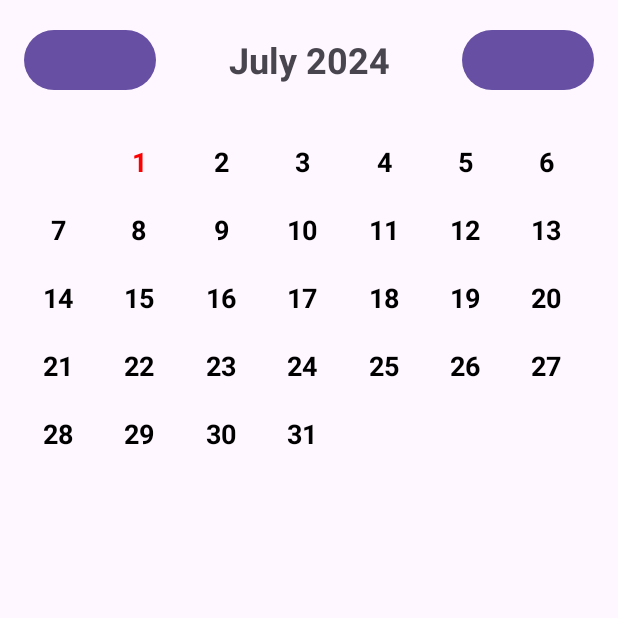
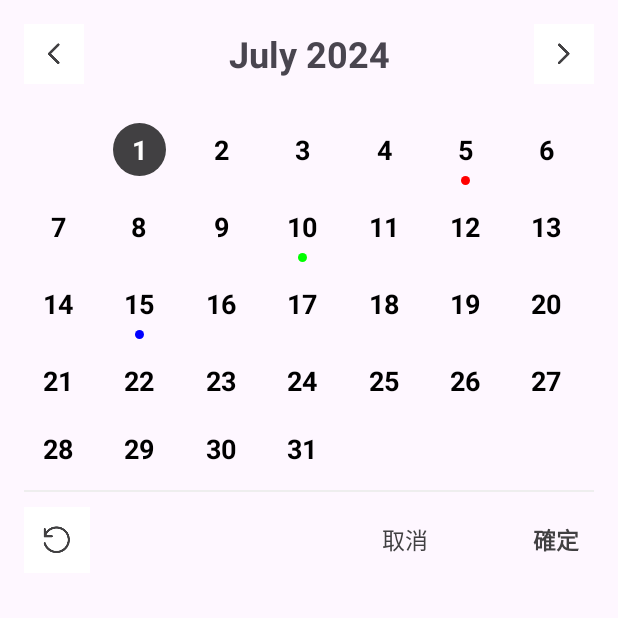
Before and after one commit to sanmushan/convenient_tool, an Android app: the CalendarActivity screen opened directly, with no data from a screen before it, on a phone screen of 412 x 824 dp, the top half of it. Run offline under Robolectric (Android 15) with nearby library versions, the phone set to English and light mode, and no system bars.

Commit message:
优化日历控件

```diff
--- a/app/build.gradle
+++ b/app/build.gradle
@@ -36,8 +36,9 @@ dependencies {
     testImplementation 'junit:junit:4.13.2'
     androidTestImplementation 'androidx.test.ext:junit:1.1.5'
     androidTestImplementation 'androidx.test.espresso:espresso-core:3.5.1'
+
     implementation project(':convenient_tool')
+//    implementation 'com.github.sanmushan:convenient_tool:v1.0.0'
 
-//    implementation 'com.zhy:base-rvadapter:3.0.3'
 
 }
--- a/app/src/main/java/com/bin/binview/activity/CalendarActivity.java
+++ b/app/src/main/java/com/bin/binview/activity/CalendarActivity.java
@@ -28,10 +28,23 @@ public class CalendarActivity extends AppCompatActivity {
 
         // 模拟接口返回的数据
         Map<String, String> markedDays = new HashMap<>();
-        markedDays.put("2024-06-05", "#FF0000"); // 红色
-        markedDays.put("2024-06-10", "#00FF00"); // 绿色
-        markedDays.put("2024-06-15", "#0000FF"); // 蓝色
+        markedDays.put("2024-07-05", "#FF0000"); // 红色
+        markedDays.put("2024-07-10", "#00FF00"); // 绿色
+        markedDays.put("2024-07-15", "#0000FF"); // 蓝色
+        markedDays.put("2024-08-15", "#0000FF"); // 蓝色
+        markedDays.put("2024-08-05", "#0000FF"); // 蓝色
         // 设置标识日期
         calendarView.setMarkedDays(markedDays);
+        calendarView.setOnClickListener(new CalendarView.OnClickListener() {
+            @Override
+            public void onCancelClicked() {
+
+            }
+
+            @Override
+            public void onConfirmClicked() {
+
+            }
+        });
     }
 }
--- a/convenient_tool/src/main/java/com/convenient/tool/adapter/CalendarAdapter.java
+++ b/convenient_tool/src/main/java/com/convenient/tool/adapter/CalendarAdapter.java
@@ -23,11 +23,31 @@ public class CalendarAdapter extends RecyclerView.Adapter<CalendarAdapter.Calend
     private int selectedPosition = -1;
     private Calendar calendar;
     private Map<String, String> markedDays;
+    private Calendar today;
 
     public CalendarAdapter(List<String> days, Calendar calendar, Map<String, String> markedDays) {
         this.days = days;
         this.calendar = calendar;
         this.markedDays = markedDays;
+        this.today = Calendar.getInstance();
+        setSelectedPosition();
+    }
+
+    public void setSelectedPosition(int position) {
+        if (selectedPosition != position) {
+            notifyItemChanged(selectedPosition);
+            selectedPosition = position;
+            notifyItemChanged(selectedPosition);
+        }
+    }
+
+    private void setSelectedPosition() {
+        if (today.get(Calendar.YEAR) == calendar.get(Calendar.YEAR) &&
+                today.get(Calendar.MONTH) == calendar.get(Calendar.MONTH)) {
+            selectedPosition = today.get(Calendar.DAY_OF_MONTH) + calendar.get(Calendar.DAY_OF_WEEK) - 2;
+        } else {
+            selectedPosition = calendar.get(Calendar.DAY_OF_WEEK) - 2;
+        }
     }
 
     @NonNull
@@ -47,7 +67,6 @@ public class CalendarAdapter extends RecyclerView.Adapter<CalendarAdapter.Calend
             holder.dayText.setTextColor(Color.BLACK);
             holder.dayText.setBackground(null);
 
-            Calendar today = Calendar.getInstance();
             if (today.get(Calendar.YEAR) == calendar.get(Calendar.YEAR) &&
                     today.get(Calendar.MONTH) == calendar.get(Calendar.MONTH) &&
                     Integer.parseInt(day) == today.get(Calendar.DAY_OF_MONTH)) {
@@ -59,8 +78,8 @@ public class CalendarAdapter extends RecyclerView.Adapter<CalendarAdapter.Calend
                 holder.dayText.setTextColor(Color.WHITE);
             }
 
-            String month = String.format("%02d", calendar.get(Calendar.MONTH) + 1); // 月份格式化为两位数
-            String dayWithLeadingZero = String.format("%02d", Integer.parseInt(day)); // 日期格式化为两位数
+            String month = String.format("%02d", calendar.get(Calendar.MONTH) + 1);
+            String dayWithLeadingZero = String.format("%02d", Integer.parseInt(day));
 
             String dateKey = calendar.get(Calendar.YEAR) + "-" + month + "-" + dayWithLeadingZero;
 
--- /dev/null
+++ b/convenient_tool/src/main/java/com/convenient/tool/utils/CalendarUtils.java
@@ -0,0 +1,31 @@
+package com.convenient.tool.utils;
+
+import java.util.ArrayList;
+import java.util.Calendar;
+import java.util.List;
+
+public class CalendarUtils {
+
+    public static List<String> generateDaysForMonth(Calendar calendar) {
+        List<String> days = new ArrayList<>();
+
+        // 设置日历到该月的第一天
+        calendar.set(Calendar.DAY_OF_MONTH, 1);
+        int firstDayOfWeek = calendar.get(Calendar.DAY_OF_WEEK) - 1;
+
+        // 获取该月的总天数
+        int maxDay = calendar.getActualMaximum(Calendar.DAY_OF_MONTH);
+
+        // 计算前面需要填充的空白天数（用于对齐周几）
+        for (int i = 0; i < firstDayOfWeek; i++) {
+            days.add("");
+        }
+
+        // 填充该月的日期
+        for (int i = 1; i <= maxDay; i++) {
+            days.add(String.valueOf(i));
+        }
+
+        return days;
+    }
+}
--- a/convenient_tool/src/main/java/com/convenient/tool/view/CalendarView.java
+++ b/convenient_tool/src/main/java/com/convenient/tool/view/CalendarView.java
@@ -2,9 +2,11 @@ package com.convenient.tool.view;
 
 import android.content.Context;
 import android.util.AttributeSet;
+import android.util.Log;
 import android.view.LayoutInflater;
 import android.view.View;
 import android.widget.Button;
+import android.widget.ImageButton;
 import android.widget.LinearLayout;
 import android.widget.TextView;
 
@@ -13,6 +15,7 @@ import androidx.recyclerview.widget.RecyclerView;
 
 import com.convenient.tool.R;
 import com.convenient.tool.adapter.CalendarAdapter;
+import com.convenient.tool.utils.CalendarUtils;
 
 import java.text.SimpleDateFormat;
 import java.util.ArrayList;
@@ -26,13 +29,22 @@ import java.util.Map;
  * 日历View
  */
 public class CalendarView extends LinearLayout {
-    private TextView tvDate;
-    private Button btnPrevious, btnNext;
+
+
+    private TextView tvDate, tvCancel, tvConfirm;
+    private ImageButton btnPrevious, btnNext, btnRefresh;
     private RecyclerView calendarRecyclerView;
     private Calendar calendar;
     private SimpleDateFormat dateFormat;
     private CalendarAdapter calendarAdapter;
     private Map<String, String> markedDays; // 使用Map<String, String>来存储标识日期和颜色
+
+
+
+    private OnClickListener onClickListener;
+
+    private OnCancelClickListener onCancelClickListener;
+    private OnConfirmClickListener onConfirmClickListener;
 
     public CalendarView(Context context) {
         super(context);
@@ -50,12 +62,15 @@ public class CalendarView extends LinearLayout {
     }
 
     private void init(Context context) {
-        LayoutInflater.from(context).inflate(R.layout.view_custom_calendar, this, true);
+        LayoutInflater.from(context).inflate(R.layout.view_calendar, this, true);
 
         tvDate = findViewById(R.id.tvDate);
         btnPrevious = findViewById(R.id.btnPrevious);
         btnNext = findViewById(R.id.btnNext);
         calendarRecyclerView = findViewById(R.id.calendarRecyclerView);
+        btnRefresh = findViewById(R.id.btnRefresh);
+        tvCancel = findViewById(R.id.tvCancel);
+        tvConfirm = findViewById(R.id.tvConfirm);
 
         calendar = Calendar.getInstance();
         dateFormat = new SimpleDateFormat("MMMM yyyy", Locale.getDefault());
@@ -79,15 +94,19 @@ public class CalendarView extends LinearLayout {
             }
         });
 
+        btnRefresh.setOnClickListener(v -> refreshCalendar());
+        tvCancel.setOnClickListener(v -> onCancelClicked());
+        tvConfirm.setOnClickListener(v -> onConfirmClicked());
+
         calendarRecyclerView.setLayoutManager(new GridLayoutManager(context, 7));
-        calendarAdapter = new CalendarAdapter(generateDaysForMonth(), calendar, markedDays);
+        calendarAdapter = new CalendarAdapter(CalendarUtils.generateDaysForMonth(calendar), calendar, markedDays);
         calendarRecyclerView.setAdapter(calendarAdapter);
     }
 
     private void updateDateDisplay() {
         String date = dateFormat.format(calendar.getTime());
         tvDate.setText(date);
-        calendarAdapter = new CalendarAdapter(generateDaysForMonth(), calendar, markedDays);
+        calendarAdapter = new CalendarAdapter(CalendarUtils.generateDaysForMonth(calendar), calendar, markedDays);
         calendarRecyclerView.setAdapter(calendarAdapter);
     }
 
@@ -113,4 +132,37 @@ public class CalendarView extends LinearLayout {
         this.markedDays = markedDays;
         updateDateDisplay();
     }
+
+    private void refreshCalendar() {
+
+    }
+
+    private void onCancelClicked() {
+        if (onCancelClickListener != null) {
+            onCancelClickListener.onCancelClicked();
+        }
+        Log.w("tool", "取消按钮点击");
+    }
+
+    private void onConfirmClicked() {
+        if (onConfirmClickListener != null) {
+            onConfirmClickListener.onConfirmClicked();
+        }
+        Log.w("tool", "确认按钮点击");
+    }
+    public interface OnConfirmClickListener {
+        void onConfirmClicked();
+    }
+    public interface OnCancelClickListener {
+        void onCancelClicked();
+    }
+
+    public interface OnClickListener {
+        void onCancelClicked();
+        void onConfirmClicked();
+    }
+
+    public void setOnClickListener(OnClickListener clickListener) {
+        this.onClickListener = clickListener;
+    }
 }
--- /dev/null
+++ b/convenient_tool/src/main/res/layout/view_calendar.xml
@@ -0,0 +1,100 @@
+<?xml version="1.0" encoding="utf-8"?>
+<LinearLayout xmlns:android="http://schemas.android.com/apk/res/android"
+    android:layout_width="match_parent"
+    android:layout_height="wrap_content"
+    android:orientation="vertical"
+    android:padding="16dp">
+
+    <LinearLayout
+        android:layout_width="match_parent"
+        android:layout_height="wrap_content"
+        android:gravity="center_vertical"
+        android:orientation="horizontal">
+
+        <ImageButton
+            android:id="@+id/btnPrevious"
+            android:layout_width="wrap_content"
+            android:layout_height="wrap_content"
+            android:background="@color/white"
+            android:padding="@dimen/dp_10"
+            android:src="@mipmap/left"
+            android:text="" />
+
+        <TextView
+            android:id="@+id/tvDate"
+            android:layout_width="0dp"
+            android:layout_height="wrap_content"
+            android:layout_weight="1"
+            android:gravity="center"
+            android:text="May 2024"
+            android:textSize="@dimen/dp_24"
+            android:textStyle="bold" />
+
+        <ImageButton
+            android:id="@+id/btnNext"
+            android:layout_width="wrap_content"
+            android:layout_height="wrap_content"
+            android:background="@color/white"
+            android:padding="@dimen/dp_10"
+            android:src="@mipmap/right"
+            android:text="" />
+    </LinearLayout>
+
+    <androidx.recyclerview.widget.RecyclerView
+        android:id="@+id/calendarRecyclerView"
+        android:layout_width="match_parent"
+        android:layout_height="match_parent"
+        android:clipToPadding="false"
+        android:overScrollMode="never"
+        android:paddingTop="@dimen/dp_16"
+        android:scrollbars="none" />
+
+    <View
+        android:layout_width="match_parent"
+        android:layout_height="@dimen/dp_1"
+        android:layout_marginTop="@dimen/dp_10"
+        android:background="@color/line_color" />
+
+    <LinearLayout
+        android:layout_width="match_parent"
+        android:layout_height="wrap_content"
+        android:layout_marginTop="@dimen/dp_10"
+        android:gravity="center_vertical"
+        android:orientation="horizontal">
+
+        <ImageButton
+            android:id="@+id/btnRefresh"
+            android:layout_width="wrap_content"
+            android:layout_height="wrap_content"
+            android:background="@color/white"
+            android:padding="@dimen/dp_10"
+            android:src="@mipmap/refresh"
+            android:text="" />
+
+        <TextView
+            android:layout_width="wrap_content"
+            android:layout_height="wrap_content"
+            android:layout_weight="1" />
+
+        <TextView
+            android:id="@+id/tvCancel"
+            android:layout_width="wrap_content"
+            android:layout_height="wrap_content"
+            android:padding="@dimen/dp_10"
+            android:text="取消"
+            android:textColor="#ff414042"
+            android:textSize="@dimen/dp_15" />
+
+        <TextView
+            android:id="@+id/tvConfirm"
+            android:layout_width="wrap_content"
+            android:layout_height="wrap_content"
+            android:layout_marginStart="@dimen/dp_50"
+            android:padding="@dimen/dp_10"
+            android:text="確定"
+            android:textColor="#ff414042"
+            android:textSize="@dimen/dp_15"
+            android:textStyle="bold" />
+    </LinearLayout>
+
+</LinearLayout>
--- a/convenient_tool/src/main/res/layout/view_custom_calendar.xml
+++ /dev/null
@@ -1,46 +0,0 @@
-<?xml version="1.0" encoding="utf-8"?>
-<LinearLayout xmlns:android="http://schemas.android.com/apk/res/android"
-    android:layout_width="match_parent"
-    android:layout_height="wrap_content"
-    android:orientation="vertical"
-    android:padding="16dp">
-
-    <LinearLayout
-        android:layout_width="match_parent"
-        android:layout_height="wrap_content"
-        android:orientation="horizontal"
-        android:gravity="center_vertical">
-
-        <Button
-            android:id="@+id/btnPrevious"
-            android:layout_width="wrap_content"
-            android:layout_height="wrap_content"
-            android:text=""/>
-
-        <TextView
-            android:id="@+id/tvDate"
-            android:layout_width="0dp"
-            android:layout_height="wrap_content"
-            android:layout_weight="1"
-            android:gravity="center"
-            android:text="May 2024"
-            android:textSize="24sp"
-            android:textStyle="bold"/>
-
-        <Button
-            android:id="@+id/btnNext"
-            android:layout_width="wrap_content"
-            android:layout_height="wrap_content"
-            android:text=""/>
-    </LinearLayout>
-
-    <androidx.recyclerview.widget.RecyclerView
-        android:scrollbars="none"
-        android:overScrollMode="never"
-        android:id="@+id/calendarRecyclerView"
-        android:layout_width="match_parent"
-        android:layout_height="match_parent"
-        android:paddingTop="16dp"
-        android:clipToPadding="false"/>
-
-</LinearLayout>
--- a/convenient_tool/src/main/res/values/colors.xml
+++ b/convenient_tool/src/main/res/values/colors.xml
@@ -20,5 +20,6 @@
     <color name="refresh">#6452A3</color>
     <color name="bg_color">#DDEDEA</color>
     <color name="yellow">#EAA45D</color>
-
+    <color name="white">#FFFFFFFF</color>
+    <color name="line_color">#EEEEEE</color>
 </resources>
--- a/settings.gradle
+++ b/settings.gradle
@@ -3,6 +3,7 @@ pluginManagement {
         google()
         mavenCentral()
         gradlePluginPortal()
+        maven { url "https://jitpack.io" }
     }
 }
 dependencyResolutionManagement {
@@ -10,6 +11,7 @@ dependencyResolutionManagement {
     repositories {
         google()
         mavenCentral()
+        maven { url "https://jitpack.io" }
     }
 }
 
```
Also changed, not shown: convenient_tool/src/main/res/mipmap-xxhdpi/left.png (added), convenient_tool/src/main/res/mipmap-xxhdpi/refresh.png (added), convenient_tool/src/main/res/mipmap-xxhdpi/right.png (added).
